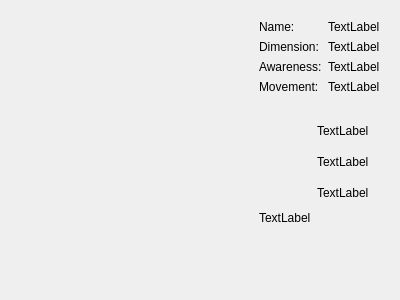
First picture: the form in arkhorclient/gui/monsterwidget.ui, repository kingnak/arkhor, before the edit.
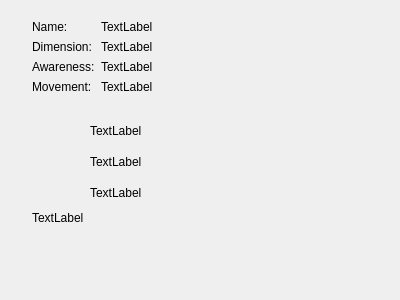
Second picture: the form after the edit. Icons and pictures are not drawn. Custom widgets are drawn as their Qt base class.

```diff
--- a/arkhorclient/gui/monsterwidget.ui
+++ b/arkhorclient/gui/monsterwidget.ui
@@ -10,10 +10,16 @@
     <height>300</height>
    </rect>
   </property>
+  <property name="sizePolicy">
+   <sizepolicy hsizetype="Minimum" vsizetype="Minimum">
+    <horstretch>0</horstretch>
+    <verstretch>0</verstretch>
+   </sizepolicy>
+  </property>
   <property name="windowTitle">
    <string>Form</string>
   </property>
-  <layout class="QHBoxLayout" name="horizontalLayout">
+  <layout class="QHBoxLayout" name="horizontalLayout" stretch="0,0,1">
    <item>
     <widget class="MonsterFrontWidget" name="wgtFrontImg" native="true"/>
    </item>
```
Left out of the diff: 6 changed lines with no effect on the pictures.
